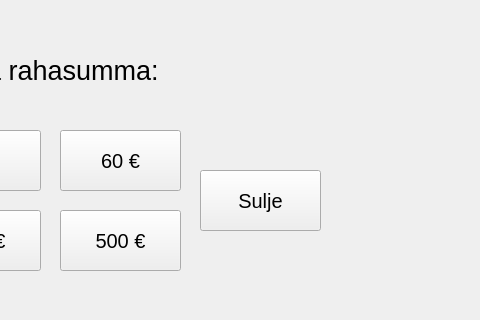
Above: frontend/drawwindow.ui from 22kmo-project/group_7 before the change; both pictures show x 320 to 800 and y 280 to 600 of the 800 by 600 pixel window. Below: the same form after it.
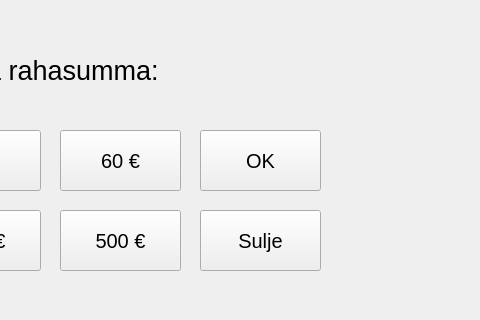
That is the form after the change.

```diff
--- a/frontend/drawwindow.ui
+++ b/frontend/drawwindow.ui
@@ -143,7 +143,7 @@
    <property name="geometry">
     <rect>
      <x>520</x>
-     <y>450</y>
+     <y>490</y>
      <width>121</width>
      <height>61</height>
     </rect>
@@ -247,6 +247,24 @@
     <string>Valitse nostettava rahasumma:</string>
    </property>
   </widget>
+  <widget class="QPushButton" name="button_ok">
+   <property name="geometry">
+    <rect>
+     <x>520</x>
+     <y>410</y>
+     <width>121</width>
+     <height>61</height>
+    </rect>
+   </property>
+   <property name="font">
+    <font>
+     <pointsize>15</pointsize>
+    </font>
+   </property>
+   <property name="text">
+    <string>OK</string>
+   </property>
+  </widget>
  </widget>
  <resources/>
  <connections/>
```
